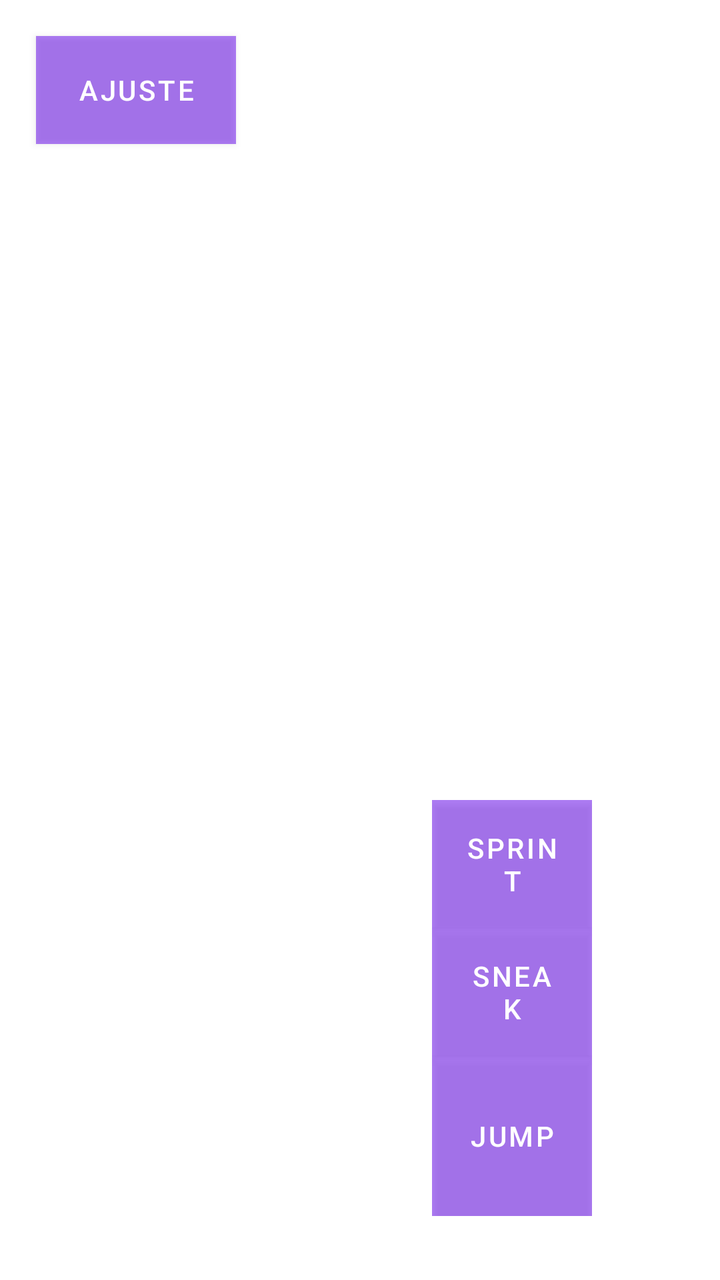
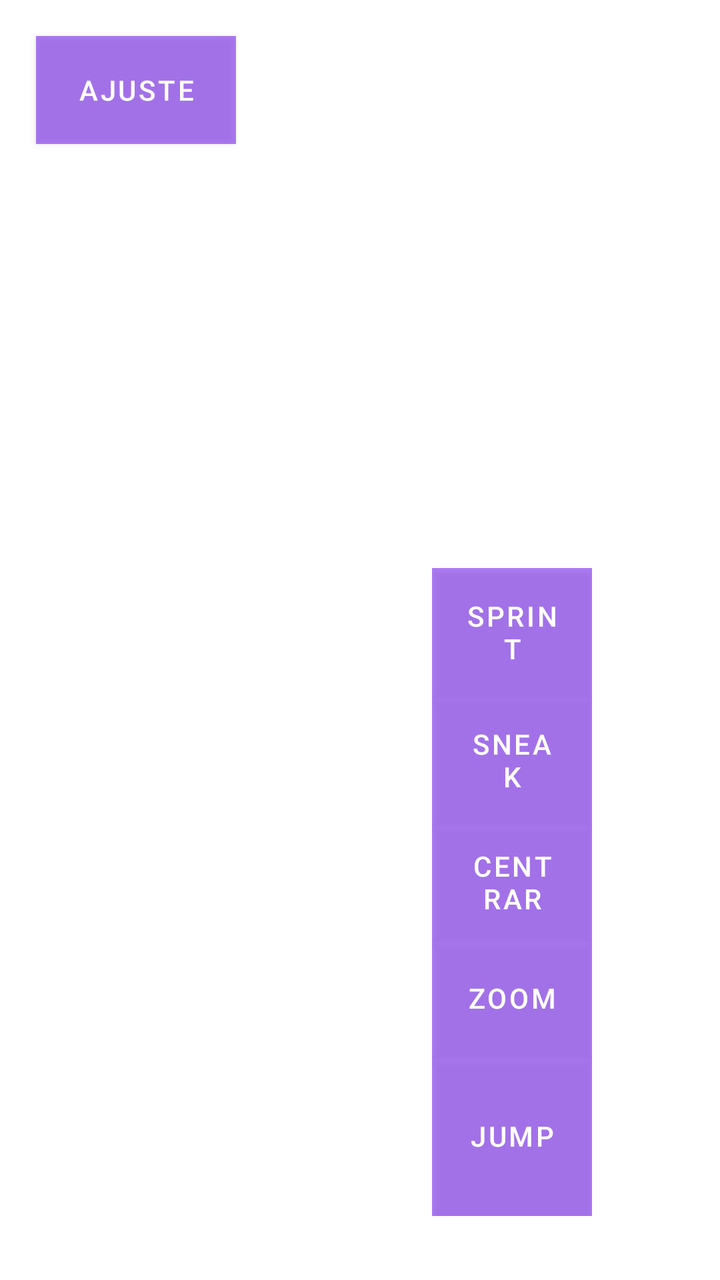

Compare the two renders of this Android layout. The source of the first and the diff that turns it into the second are given below.
<!-- AndroidManifest.xml: application theme Theme.Manhunt -->
<!-- res/layout/activity_main.xml -->
<?xml version="1.0" encoding="utf-8"?>
<FrameLayout xmlns:android="http://schemas.android.com/apk/res/android"
    android:id="@+id/main_container"
    android:layout_width="match_parent"
    android:layout_height="match_parent">

    <Button
        android:id="@+id/btn_adjust"
        android:layout_width="100dp"
        android:layout_height="54dp"
        android:layout_gravity="top|start"
        android:layout_marginTop="18dp"
        android:layout_marginStart="18dp"
        android:text="Ajuste"
        android:background="#80000000"
        android:textColor="#FFFFFF" />

    
    <LinearLayout
        android:layout_width="wrap_content"
        android:layout_height="wrap_content"
        android:orientation="vertical"
        android:layout_gravity="bottom|end"
        android:layout_marginBottom="32dp"
        android:layout_marginEnd="64dp">

        <Button
            android:id="@+id/btn_sprint"
            android:layout_width="80dp"
            android:layout_height="64dp"
            android:text="Sprint"
            android:background="#80000000"
            android:textColor="#FFFFFF" />

        <Button
            android:id="@+id/btn_sneak"
            android:layout_width="80dp"
            android:layout_height="64dp"
            android:text="Sneak"
            android:background="#80000000"
            android:textColor="#FFFFFF" />

        <Button
            android:id="@+id/btn_jump"
            android:layout_width="80dp"
            android:layout_height="80dp"
            android:text="Jump"
            android:background="#80000000"
            android:textColor="#FFFFFF" />
            
    </LinearLayout>

    <LinearLayout
        android:id="@+id/cash_calibration_panel"
        android:layout_width="340dp"
        android:layout_height="wrap_content"
        android:layout_gravity="top|start"
        android:layout_marginTop="78dp"
        android:layout_marginStart="18dp"
        android:orientation="vertical"
        android:padding="12dp"
        android:background="#E6000000"
        android:visibility="gone">

        <TextView
            android:layout_width="wrap_content"
            android:layout_height="wrap_content"
            android:text="AJUSTES"
            android:textColor="#FFFFFF"
            android:textStyle="bold"
            android:textSize="18sp"
            android:paddingBottom="6dp" />

        <TextView
            android:id="@+id/lbl_aim_sensitivity"
            android:layout_width="wrap_content"
            android:layout_height="wrap_content"
            android:text="Sensibilidad táctil"
            android:textColor="#FFFFFF" />

        <SeekBar
            android:id="@+id/seek_aim_sensitivity"
            android:layout_width="match_parent"
            android:layout_height="wrap_content"
            android:max="100"
            android:progress="50" />
    </LinearLayout>
</FrameLayout>
<!-- resources referenced by this layout -->
<resources>
  <style name="Theme.Manhunt" parent="Theme.MaterialComponents.DayNight.DarkActionBar">
          
          <item name="colorPrimary">@color/purple_500</item>
          <item name="colorPrimaryVariant">@color/purple_700</item>
          <item name="colorOnPrimary">@color/white</item>
          
          <item name="colorSecondary">@color/teal_200</item>
          <item name="colorSecondaryVariant">@color/teal_700</item>
          <item name="colorOnSecondary">@color/black</item>
          
          <item name="android:statusBarColor">?attr/colorPrimaryVariant</item>
          
      </style>
  <color name="purple_500">#FF6200EE</color>
  <color name="purple_700">#FF3700B3</color>
  <color name="white">#FFFFFFFF</color>
  <color name="teal_200">#FF03DAC5</color>
  <color name="teal_700">#FF018786</color>
  <color name="black">#FF000000</color>
</resources>

<!-- the commit's change to res/layout/activity_main.xml (unified diff, before → after) -->
@@ -37,6 +37,22 @@
             android:layout_width="80dp"
             android:layout_height="64dp"
             android:text="Sneak"
+            android:background="#80000000"
+            android:textColor="#FFFFFF" />
+
+        <Button
+            android:id="@+id/btn_recenter"
+            android:layout_width="80dp"
+            android:layout_height="58dp"
+            android:text="Centrar"
+            android:background="#80000000"
+            android:textColor="#FFFFFF" />
+
+        <Button
+            android:id="@+id/btn_zoom"
+            android:layout_width="80dp"
+            android:layout_height="58dp"
+            android:text="Zoom"
             android:background="#80000000"
             android:textColor="#FFFFFF" />
 
